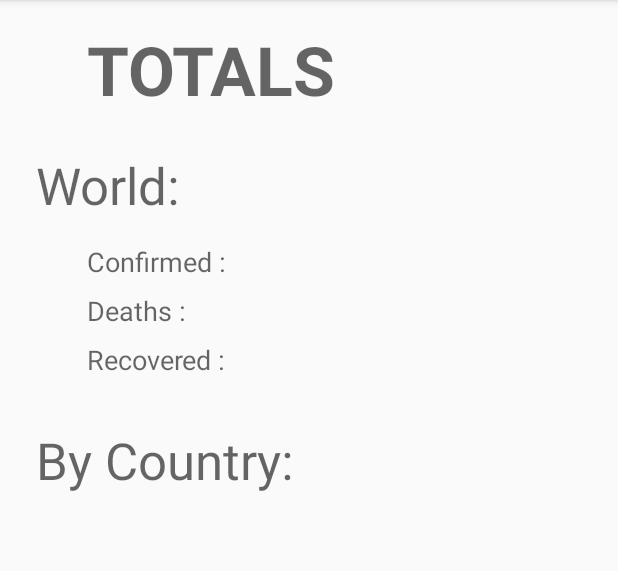
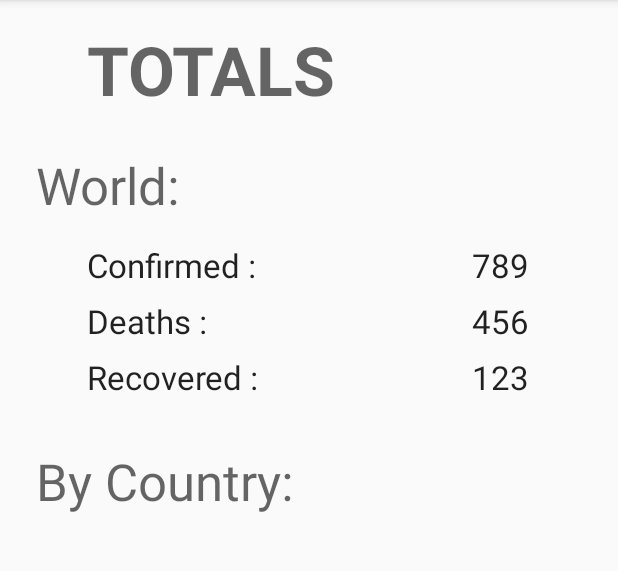
Before and after one commit to BugeBuge/ing1_p22_covidata2019, an Android app: the ActivityDataAll screen opened directly, with no data from a screen before it, on a phone screen of 412 x 824 dp, the part 84-655 px from its top. Run offline under Robolectric (Android 15) with nearby library versions, the phone set to English and light mode, and no system bars.

Commit message:
World data

```diff
--- a/MyCovidData/app/src/main/java/com/example/mycoviddata/ActivityDataAll.kt
+++ b/MyCovidData/app/src/main/java/com/example/mycoviddata/ActivityDataAll.kt
@@ -43,7 +43,9 @@ class ActivityDataAll : AppCompatActivity() {
                         data.add(CountryStatData(i.Country, i.TotalConfirmed))
                     }
                     CountrydataRecyclerView.adapter = CountryListAd(activity, data)
-
+                    Placeconfirmed.text = wsdata.Global.TotalConfirmed.toString()
+                    Placedeath.text = wsdata.Global.TotalDeaths.toString()
+                    PlaceRecovered.text = wsdata.Global.TotalRecovered.toString()
                 }
                 else {
                     throw Exception()
--- a/MyCovidData/app/src/main/res/layout/activity_country_item_list.xml
+++ b/MyCovidData/app/src/main/res/layout/activity_country_item_list.xml
@@ -12,6 +12,7 @@
         android:layout_marginStart="16dp"
         android:text="@string/pays"
         android:textAppearance="@style/TextAppearance.AppCompat.Medium"
+        android:textSize="18sp"
         app:layout_constraintStart_toStartOf="parent"
         app:layout_constraintTop_toTopOf="parent" />
 
@@ -19,8 +20,9 @@
         android:id="@+id/ItempNombre"
         android:layout_width="wrap_content"
         android:layout_height="wrap_content"
+        android:layout_marginEnd="24dp"
         android:text="@string/_100"
+        android:textSize="18sp"
         app:layout_constraintEnd_toEndOf="parent"
-        app:layout_constraintStart_toEndOf="@+id/ItemPays"
         app:layout_constraintTop_toTopOf="@+id/ItemPays" />
 </androidx.constraintlayout.widget.ConstraintLayout>
--- a/MyCovidData/app/src/main/res/layout/activity_data_all.xml
+++ b/MyCovidData/app/src/main/res/layout/activity_data_all.xml
@@ -42,7 +42,7 @@
         android:layout_height="wrap_content"
         android:layout_marginTop="16dp"
         android:text="@string/confirmed"
-        android:textAppearance="@style/TextAppearance.AppCompat.Medium"
+        android:textAppearance="@style/TextAppearance.AppCompat.Large"
         app:layout_constraintStart_toStartOf="@+id/guideline4"
         app:layout_constraintTop_toBottomOf="@+id/textView2" />
 
@@ -52,7 +52,7 @@
         android:layout_height="wrap_content"
         android:layout_marginTop="8dp"
         android:text="@string/deaths"
-        android:textAppearance="@style/TextAppearance.AppCompat.Medium"
+        android:textAppearance="@style/TextAppearance.AppCompat.Large"
         app:layout_constraintStart_toStartOf="@+id/guideline4"
         app:layout_constraintTop_toBottomOf="@+id/textView8" />
 
@@ -62,7 +62,7 @@
         android:layout_height="wrap_content"
         android:layout_marginTop="8dp"
         android:text="@string/recovered"
-        android:textAppearance="@style/TextAppearance.AppCompat.Medium"
+        android:textAppearance="@style/TextAppearance.AppCompat.Large"
         app:layout_constraintStart_toStartOf="@+id/guideline4"
         app:layout_constraintTop_toBottomOf="@+id/textView9" />
 
@@ -89,4 +89,38 @@
         app:layout_constraintStart_toStartOf="parent"
         app:layout_constraintTop_toBottomOf="@+id/textView11" />
 
+    <TextView
+        android:id="@+id/Placeconfirmed"
+        android:layout_width="wrap_content"
+        android:layout_height="wrap_content"
+        android:text="@string/_789"
+        android:textAppearance="@style/TextAppearance.AppCompat.Large"
+        app:layout_constraintEnd_toStartOf="@+id/guideline5"
+        app:layout_constraintTop_toTopOf="@+id/textView8" />
+
+    <TextView
+        android:id="@+id/Placedeath"
+        android:layout_width="wrap_content"
+        android:layout_height="wrap_content"
+        android:text="@string/_456"
+        android:textAppearance="@style/TextAppearance.AppCompat.Large"
+        app:layout_constraintEnd_toStartOf="@+id/guideline5"
+        app:layout_constraintTop_toTopOf="@+id/textView9" />
+
+    <TextView
+        android:id="@+id/PlaceRecovered"
+        android:layout_width="wrap_content"
+        android:layout_height="wrap_content"
+        android:text="@string/_123"
+        android:textAppearance="@style/TextAppearance.AppCompat.Large"
+        app:layout_constraintEnd_toStartOf="@+id/guideline5"
+        app:layout_constraintTop_toTopOf="@+id/textView10" />
+
+    <androidx.constraintlayout.widget.Guideline
+        android:id="@+id/guideline5"
+        android:layout_width="wrap_content"
+        android:layout_height="wrap_content"
+        android:orientation="vertical"
+        app:layout_constraintGuide_begin="353dp" />
+
 </androidx.constraintlayout.widget.ConstraintLayout>
--- a/MyCovidData/app/src/main/res/values/strings.xml
+++ b/MyCovidData/app/src/main/res/values/strings.xml
@@ -29,4 +29,7 @@
     <string name="clique_ici">Clique Ici</string>
     <string name="_100">100</string>
     <string name="pays">Pays</string>
+    <string name="_789">789</string>
+    <string name="_456">456</string>
+    <string name="_123">123</string>
 </resources>
```
